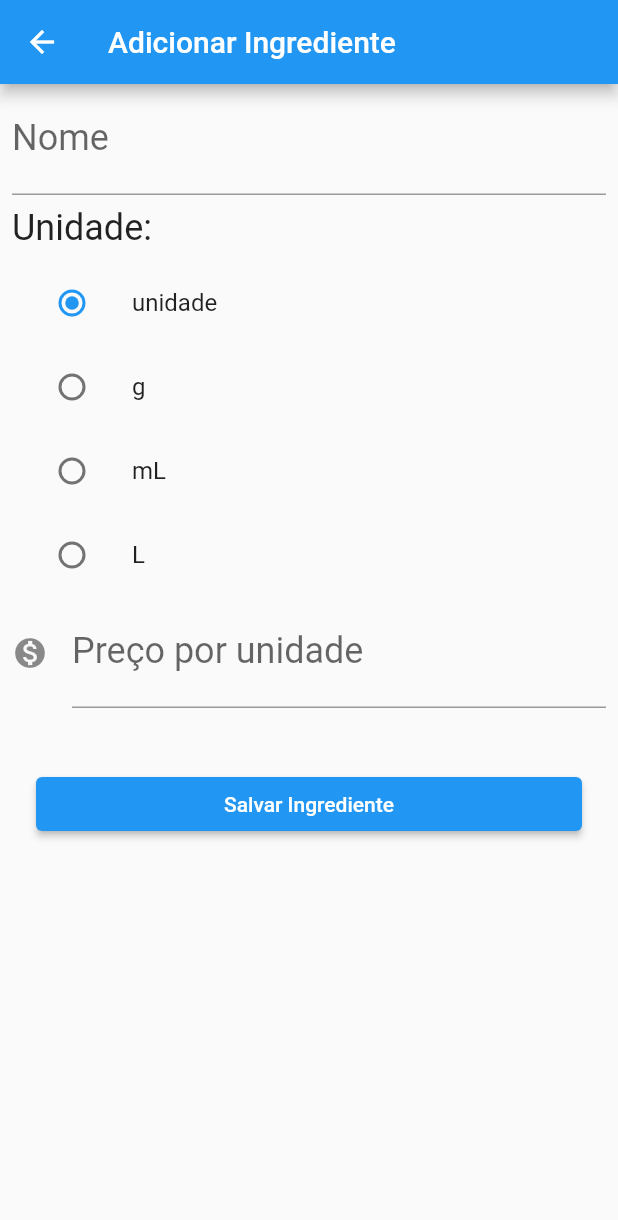
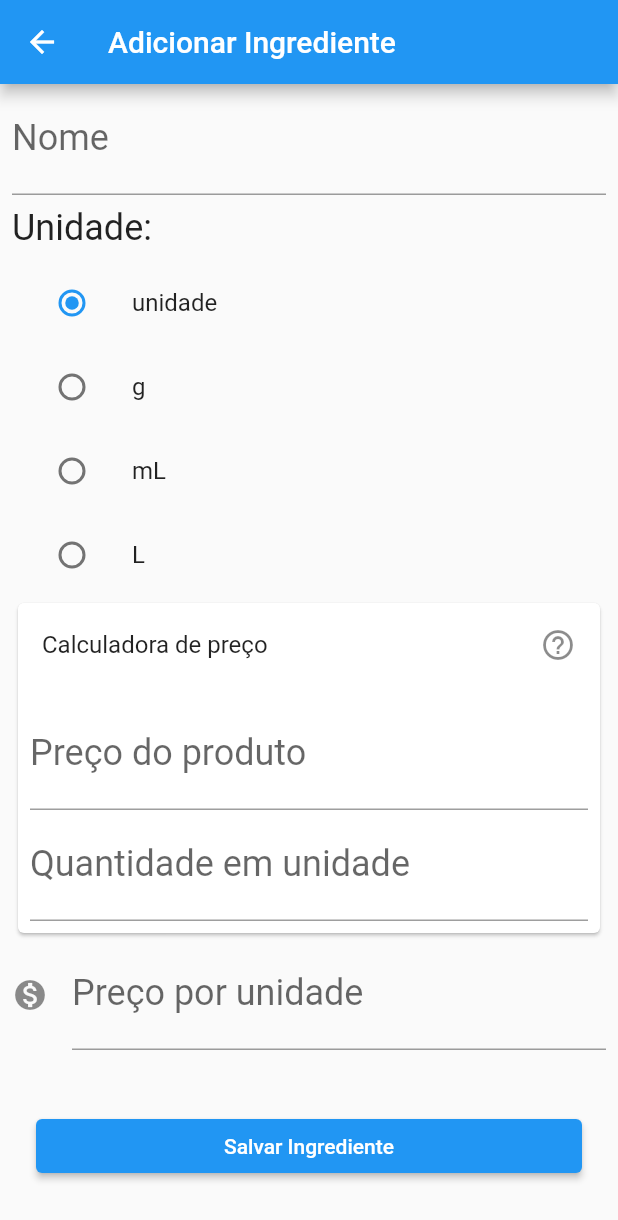
Before and after one commit to Cafezinhu/boleirinhoApp, a Flutter app: the AdicionarIngrediente screen opened directly, on a phone screen of 412 x 824 dp. Shown: the top 1220 px of the screen. Run offline on Flutter 3.47's test engine with Material 2 defaults, Android fonts, the phone set to English and light mode, and no system bars.

Commit message:
calculadora na adição de ingrediente

```diff
--- a/lib/models/editor.dart
+++ b/lib/models/editor.dart
@@ -5,8 +5,9 @@ class Editor extends StatelessWidget {
   final Icon icon;
   final TextEditingController controller;
   final TextInputType keyboardType;
+  final Function onChanged;
 
-  Editor({this.label, this.hint, this.icon, this.controller, this.keyboardType});
+  Editor({this.label, this.hint, this.icon, this.controller, this.keyboardType, this.onChanged});
 
   @override
   Widget build(BuildContext context) {
@@ -21,6 +22,7 @@ class Editor extends StatelessWidget {
         fontSize: 24.0
       ),
       keyboardType: keyboardType,
+      onChanged: onChanged,
     );
   }
 }
--- a/lib/screens/adicionar/ingrediente.dart
+++ b/lib/screens/adicionar/ingrediente.dart
@@ -5,6 +5,8 @@ import 'package:flutter/material.dart';
 class AdicionarIngrediente extends StatefulWidget {
   final TextEditingController _nomeController = TextEditingController();
   final TextEditingController _precoController = TextEditingController();
+  final TextEditingController _calculadoraPrecoController = TextEditingController();
+  final TextEditingController _calculadoraQuantidadeController = TextEditingController();
   @override
   _AdicionarIngredienteState createState() => _AdicionarIngredienteState();
 }
@@ -38,7 +40,6 @@ class _AdicionarIngredienteState extends State<AdicionarIngrediente> {
                       text: "Unidade:",
                       style: TextStyle(
                         fontSize: 24.0,
-
                       )
                     )
                   ),
@@ -94,8 +95,42 @@ class _AdicionarIngredienteState extends State<AdicionarIngrediente> {
               ),
             ]
           ),
+          Card(
+            child: Column(
+              children: <Widget>[
+                ListTile(
+                  title: Text("Calculadora de preço"),
+                  trailing: Icon(Icons.help_outline),
+                  onTap: (){
+
+                  },
+                ),
+                Padding(
+                  padding: const EdgeInsets.all(8.0),
+                  child: Column(
+                    children: <Widget>[
+                      Editor(
+                        label: "Preço do produto",
+                        hint: "0.00",
+                        controller: widget._calculadoraPrecoController,
+                        keyboardType: TextInputType.number,
+                        onChanged: _calcularPrecoPorQuantidade(),
+                      ),
+                      Editor(
+                        label: "Quantidade em " + _unidade.toString().split(".")[1],
+                        hint: "0.00",
+                        controller: widget._calculadoraQuantidadeController,
+                        keyboardType: TextInputType.number,
+                        onChanged: _calcularPrecoPorQuantidade(),
+                      )
+                    ],
+                  ),
+                )
+              ],
+            ),
+          ),
           Editor(
-            label: "Preço por unidade",
+            label: "Preço por " + _unidade.toString().split(".")[1],
             hint: "0.00",
             icon: Icon(Icons.monetization_on),
             controller: widget._precoController,
@@ -115,6 +150,21 @@ class _AdicionarIngredienteState extends State<AdicionarIngrediente> {
     );
   }
 
+  Function _calcularPrecoPorQuantidade(){
+    return (String _){
+      final double preco = double.tryParse(widget._calculadoraPrecoController.text);
+      final double quantidade = double.tryParse(widget._calculadoraQuantidadeController.text);
+
+      if(preco != null && quantidade != null){
+        if(preco >= 0 && quantidade > 0){
+          setState(() {
+            widget._precoController.text = ((preco/quantidade * 100).ceilToDouble()/100).toStringAsFixed(2);
+          });
+        }
+      }
+    };
+  }
+
   void _retornarDados(BuildContext context){
     final String nome = widget._nomeController.text;
     final double preco = double.tryParse(widget._precoController.text);
```
